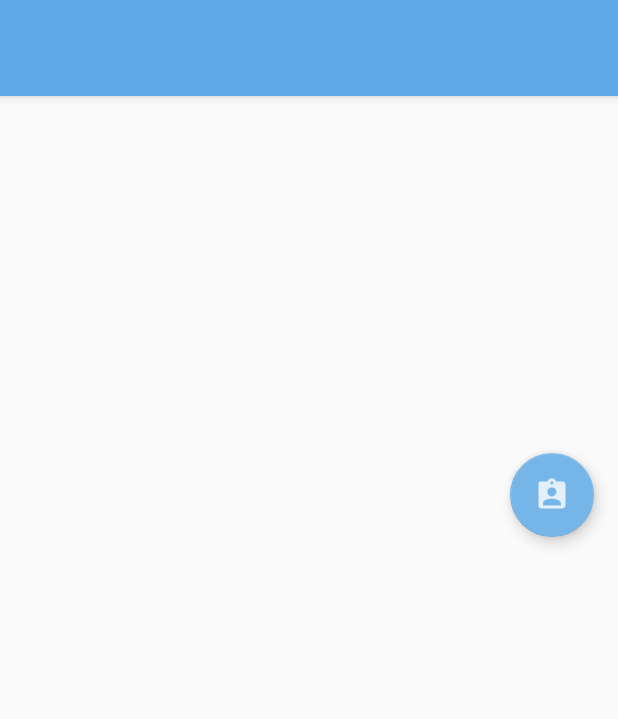
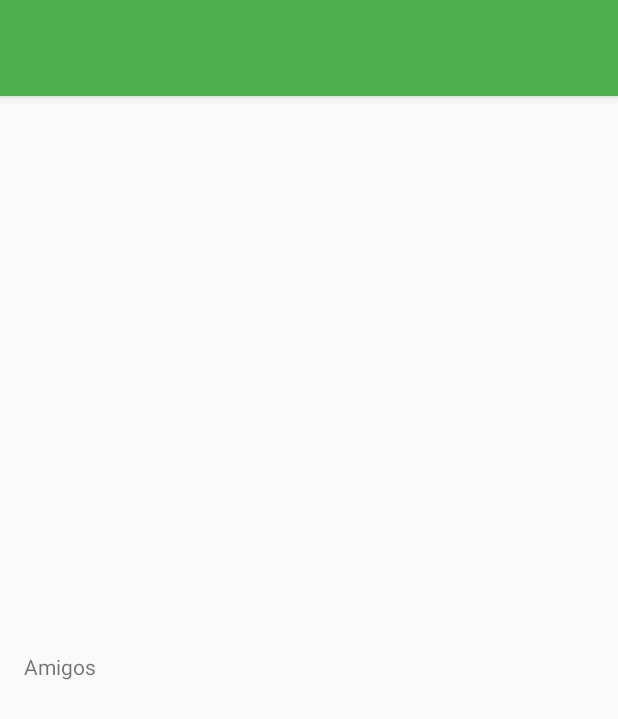
Before and after one commit to Davids89/PayMe, an Android app: the DealDetailsActivity screen opened directly, with no data from a screen before it, on a phone screen of 412 x 824 dp. Shown: the top 719 px of the screen. Run offline under Robolectric (Android 15) with nearby library versions, the phone set to English and light mode, and no system bars; our stand-ins replace ButterKnife, CircleImageView, EventBus, Firebase (no records; nobody signed in at launch, a user with empty details on screens opened directly); pictures from the network do not load; 1 statement that could not run was skipped.

Commit message:
Showing friends in details

```diff
--- a/app/src/main/java/luque/david/payme/dealDetails/DealDetailsPresenterImpl.java
+++ b/app/src/main/java/luque/david/payme/dealDetails/DealDetailsPresenterImpl.java
@@ -47,6 +47,7 @@ public class DealDetailsPresenterImpl implements DealDetailsPresenter {
             case DealDetailsEvent.onDealUpdated:
                 Deal deal = event.getDeal();
                 view.setToolbar(deal.getName());
+                view.setDealDetails(event.getDeal());
                 break;
             case DealDetailsEvent.onImageAdded:
                 view.onImageAdded();
--- /dev/null
+++ b/app/src/main/java/luque/david/payme/dealDetails/FriendAdapter.java
@@ -0,0 +1,66 @@
+package luque.david.payme.dealDetails;
+
+import android.support.v7.widget.RecyclerView;
+import android.view.LayoutInflater;
+import android.view.View;
+import android.view.ViewGroup;
+import android.widget.TextView;
+
+import java.util.List;
+
+import butterknife.Bind;
+import butterknife.ButterKnife;
+import de.hdodenhof.circleimageview.CircleImageView;
+import luque.david.payme.R;
+import luque.david.payme.entities.Friend;
+
+/**
+ * Created by david on 11/3/17.
+ */
+
+public class FriendAdapter extends RecyclerView.Adapter<FriendAdapter.ViewHolder> {
+
+    List<Friend> mFriends;
+
+    public FriendAdapter(List<Friend> mFriends) {
+        this.mFriends = mFriends;
+    }
+
+    @Override
+    public ViewHolder onCreateViewHolder(ViewGroup parent, int viewType) {
+
+        View view = LayoutInflater.from(parent.getContext()).inflate(R.layout.friend_item, parent, false);
+
+        return new ViewHolder(view);
+    }
+
+    @Override
+    public void onBindViewHolder(ViewHolder holder, int position) {
+
+        holder.friendEmail.setText(mFriends.get(position).getEmail());
+
+    }
+
+    public void setupFriendList(List<Friend> friends){
+        this.mFriends = friends;
+        notifyDataSetChanged();
+    }
+
+    @Override
+    public int getItemCount() {
+        return mFriends.size();
+    }
+
+    class ViewHolder extends RecyclerView.ViewHolder {
+
+        @Bind(R.id.friendImage)
+        CircleImageView friendImage;
+        @Bind(R.id.friendEmail)
+        TextView friendEmail;
+
+        public ViewHolder(View itemView) {
+            super(itemView);
+            ButterKnife.bind(this, itemView);
+        }
+    }
+}
--- a/app/src/main/java/luque/david/payme/dealDetails/ui/DealDetailsActivity.java
+++ b/app/src/main/java/luque/david/payme/dealDetails/ui/DealDetailsActivity.java
@@ -7,11 +7,19 @@ import android.os.Bundle;
 import android.support.design.widget.CoordinatorLayout;
 import android.support.design.widget.Snackbar;
 import android.support.v7.app.AppCompatActivity;
+import android.support.v7.widget.LinearLayoutManager;
+import android.support.v7.widget.RecyclerView;
 import android.support.v7.widget.Toolbar;
+import android.util.Log;
 import android.widget.ImageView;
+import android.widget.TextView;
 
 import com.bumptech.glide.Glide;
 import com.bumptech.glide.RequestManager;
+
+import java.util.ArrayList;
+import java.util.List;
+import java.util.Map;
 
 import butterknife.Bind;
 import butterknife.ButterKnife;
@@ -19,10 +27,12 @@ import butterknife.OnClick;
 import luque.david.payme.R;
 import luque.david.payme.dealDetails.DealDetailsPresenter;
 import luque.david.payme.dealDetails.DealDetailsPresenterImpl;
+import luque.david.payme.dealDetails.FriendAdapter;
 import luque.david.payme.entities.Deal;
+import luque.david.payme.entities.Friend;
 import luque.david.payme.lib.GlideImageLoader;
 
-public class DealDetailsActivity extends AppCompatActivity implements DealsDetailsView{
+public class DealDetailsActivity extends AppCompatActivity implements DealsDetailsView {
 
     @Bind(R.id.deal_details_toolbar)
     Toolbar dealDetailsToolbar;
@@ -30,11 +40,18 @@ public class DealDetailsActivity extends AppCompatActivity implements DealsDetai
     CoordinatorLayout activityDealDetails;
     @Bind(R.id.viewA)
     ImageView dealImage;
+    @Bind(R.id.dealTitle)
+    TextView dealTitle;
+    @Bind(R.id.dealDescription)
+    TextView dealDescription;
+    @Bind(R.id.friendsRecyclerView)
+    RecyclerView friendsRecyclerView;
 
     private final static int DEAL_PICTURE = 1;
     private DealDetailsPresenter presenter;
     private String dealId;
     private GlideImageLoader loader;
+    private FriendAdapter friendAdapter;
 
     public DealDetailsActivity() {
         presenter = new DealDetailsPresenterImpl(this);
@@ -47,8 +64,21 @@ public class DealDetailsActivity extends AppCompatActivity implements DealsDetai
         ButterKnife.bind(this);
 
         getDealId();
+        setupFriendAdapter();
+        setupFriendRecyclerView();
         presenter.onCreate(dealId);
         setGlide();
+    }
+
+    private void setupFriendAdapter() {
+        List<Friend> friends = new ArrayList<>();
+
+        friendAdapter = new FriendAdapter(friends);
+    }
+
+    private void setupFriendRecyclerView() {
+        friendsRecyclerView.setLayoutManager(new LinearLayoutManager(this));
+        friendsRecyclerView.setAdapter(friendAdapter);
     }
 
     private void setGlide() {
@@ -67,14 +97,14 @@ public class DealDetailsActivity extends AppCompatActivity implements DealsDetai
     }
 
     @OnClick(R.id.viewA)
-    public void onClickOnImage(){
+    public void onClickOnImage() {
         Intent intent = new Intent("android.media.action.IMAGE_CAPTURE");
         startActivityForResult(intent, DEAL_PICTURE);
     }
 
     @Override
     protected void onActivityResult(int requestCode, int resultCode, Intent data) {
-        if(requestCode == DEAL_PICTURE && resultCode == Activity.RESULT_OK){
+        if (requestCode == DEAL_PICTURE && resultCode == Activity.RESULT_OK) {
             Bitmap photo = (Bitmap) data.getExtras().get("data");
             dealImage.setImageBitmap(photo);
             presenter.takePicture(photo, dealId);
@@ -93,8 +123,24 @@ public class DealDetailsActivity extends AppCompatActivity implements DealsDetai
         Snackbar.make(activityDealDetails, R.string.dealdetails_image_added, Snackbar.LENGTH_SHORT).show();
     }
 
-    /*@Override
+    @Override
     public void setDealDetails(Deal deal) {
+
+        List<Friend> friendsList = new ArrayList<>();
+
         loader.loadDealImage(dealImage, deal.getImage());
-    }*/
+
+        dealTitle.setText(deal.getName());
+        dealDescription.setText(deal.getInfo());
+
+        Map<String, Boolean> friends = deal.getContacts();
+
+        for(Map.Entry<String, Boolean> entry: friends.entrySet()){
+            Friend friend = new Friend();
+            friend.setEmail(entry.getKey());
+            friendsList.add(friend);
+        }
+
+        friendAdapter.setupFriendList(friendsList);
+    }
 }
--- a/app/src/main/java/luque/david/payme/dealDetails/ui/DealsDetailsView.java
+++ b/app/src/main/java/luque/david/payme/dealDetails/ui/DealsDetailsView.java
@@ -8,4 +8,5 @@ import luque.david.payme.entities.Deal;
 public interface DealsDetailsView {
     void setToolbar(String name);
     void onImageAdded();
+    void setDealDetails(Deal deal);
 }
--- a/app/src/main/java/luque/david/payme/payments/PaymentPresenterImpl.java
+++ b/app/src/main/java/luque/david/payme/payments/PaymentPresenterImpl.java
@@ -44,10 +44,11 @@ public class PaymentPresenterImpl implements PaymentPresenter {
         this.view = null;
     }
 
+    @Override
     @Subscribe
-    @Override
     public void onMainThread(PaymentEvent event) {
 
+        if(view != null){
             Deal deal = event.getDeal();
 
             switch (event.getEventType()){
@@ -63,3 +64,4 @@ public class PaymentPresenterImpl implements PaymentPresenter {
             }
         }
     }
+}
--- a/app/src/main/res/layout/activity_deal_details.xml
+++ b/app/src/main/res/layout/activity_deal_details.xml
@@ -26,15 +26,17 @@
 
     </android.support.design.widget.AppBarLayout>
 
-    <LinearLayout android:layout_width="match_parent"
+    <LinearLayout
+        android:layout_width="match_parent"
         android:layout_height="match_parent"
-        android:orientation="vertical">
+        android:orientation="vertical"
+        android:weightSum="2">
 
         <ImageView
             android:id="@+id/viewA"
             android:layout_width="match_parent"
-            android:layout_height="match_parent"
-            android:layout_weight="0.6"
+            android:layout_height="0dp"
+            android:layout_weight=".8"
             android:adjustViewBounds="true"
             android:scaleType="centerCrop"
             android:orientation="horizontal"/>
@@ -42,20 +44,42 @@
         <LinearLayout
             android:id="@+id/viewB"
             android:layout_width="match_parent"
-            android:layout_height="match_parent"
-            android:layout_weight="0.4"
-            android:orientation="horizontal"/>
+            android:layout_height="0dp"
+            android:layout_weight="1.2"
+            android:orientation="vertical"
+            android:paddingLeft="@dimen/activity_horizontal_margin"
+            android:paddingTop="@dimen/text_margin_top">
+
+            <TextView
+                android:id="@+id/dealTitle"
+                android:layout_width="wrap_content"
+                android:layout_height="wrap_content"
+                android:textSize="@dimen/heading"
+                android:layout_marginBottom="@dimen/activity_vertical_margin"/>
+
+            <TextView
+                android:id="@+id/dealDescription"
+                android:layout_width="wrap_content"
+                android:layout_height="wrap_content"
+                android:textSize="@dimen/subheading"
+                android:layout_marginBottom="@dimen/activity_vertical_margin"/>
+
+            <TextView
+                android:text="@string/friends"
+                android:layout_width="wrap_content"
+                android:layout_height="wrap_content"
+                android:textSize="@dimen/body_text"
+                android:layout_marginBottom="@dimen/activity_vertical_margin"/>
+
+            <android.support.v7.widget.RecyclerView
+                android:id="@+id/friendsRecyclerView"
+                android:layout_width="match_parent"
+                android:layout_height="wrap_content">
+
+            </android.support.v7.widget.RecyclerView>
+
+        </LinearLayout>
 
     </LinearLayout>
 
-    <android.support.design.widget.FloatingActionButton
-        android:id="@+id/fab"
-        android:layout_width="wrap_content"
-        android:layout_height="wrap_content"
-        android:layout_margin="16dp"
-        android:clickable="true"
-        android:src="@drawable/ic_friends"
-        app:layout_anchor="@id/viewA"
-        app:layout_anchorGravity="bottom|right|end"/>
-
 </android.support.design.widget.CoordinatorLayout>
--- a/app/src/main/res/values/colors.xml
+++ b/app/src/main/res/values/colors.xml
@@ -1,8 +1,12 @@
 <?xml version="1.0" encoding="utf-8"?>
 <resources>
-    <color name="colorPrimary">#5FA9E6</color>
-    <color name="colorPrimaryDark">#4489c4</color>
-    <color name="colorAccent">#75B5E7</color>
+    <color name="colorPrimary">#4CAF50</color>
+    <color name="colorPrimaryDark">#388E3C</color>
+    <color name="colorPrimaryLight">#C8E6C9</color>
+    <color name="colorAccent">#FF9800</color>
+    <color name="primaryText">#212121</color>
+    <color name="secondaryText">#757575</color>
+    <color name="textIcons">#FFFFFF</color>
 
     <color name="deals.background">#EFF3F5</color>
 </resources>
--- a/app/src/main/res/values/dimens.xml
+++ b/app/src/main/res/values/dimens.xml
@@ -8,4 +8,11 @@
     <dimen name="appbar_padding_top">8dp</dimen>
     <dimen name="nav_header_vertical_spacing">16dp</dimen>
     <dimen name="nav_header_height">160dp</dimen>
+
+    <dimen name="heading">20sp</dimen>
+    <dimen name="subheading">16sp</dimen>
+    <dimen name="body_text">14sp</dimen>
+    <dimen name="text_margin_top">24dp</dimen>
+    <dimen name="text_recycler_margin">72dp</dimen>
+    <dimen name="recycler_top_padding">8dp</dimen>
 </resources>
--- a/app/src/main/res/values/strings.xml
+++ b/app/src/main/res/values/strings.xml
@@ -31,4 +31,5 @@
     <string name="navigation_drawer_open">Open navigation drawer</string>
     <string name="navigation_drawer_close">Close navigation drawer</string>
     <string name="dealdetails_image_added">Imagen cambiada con éxito</string>
+    <string name="friends">Amigos</string>
 </resources>
```
Also changed, not shown: app/src/main/java/luque/david/payme/entities/Friend.java (added, +26 -0 lines), app/src/main/res/layout/friend_item.xml (added, +21 -0 lines), app/src/main/res/drawable-hdpi/ic_friend.png (added), app/src/main/res/drawable-mdpi/ic_friend.png (added), app/src/main/res/drawable-xhdpi/ic_friend.png (added), app/src/main/res/drawable-xxhdpi/ic_friend.png (added). Lines whose indentation alone changed are shown as unchanged.
